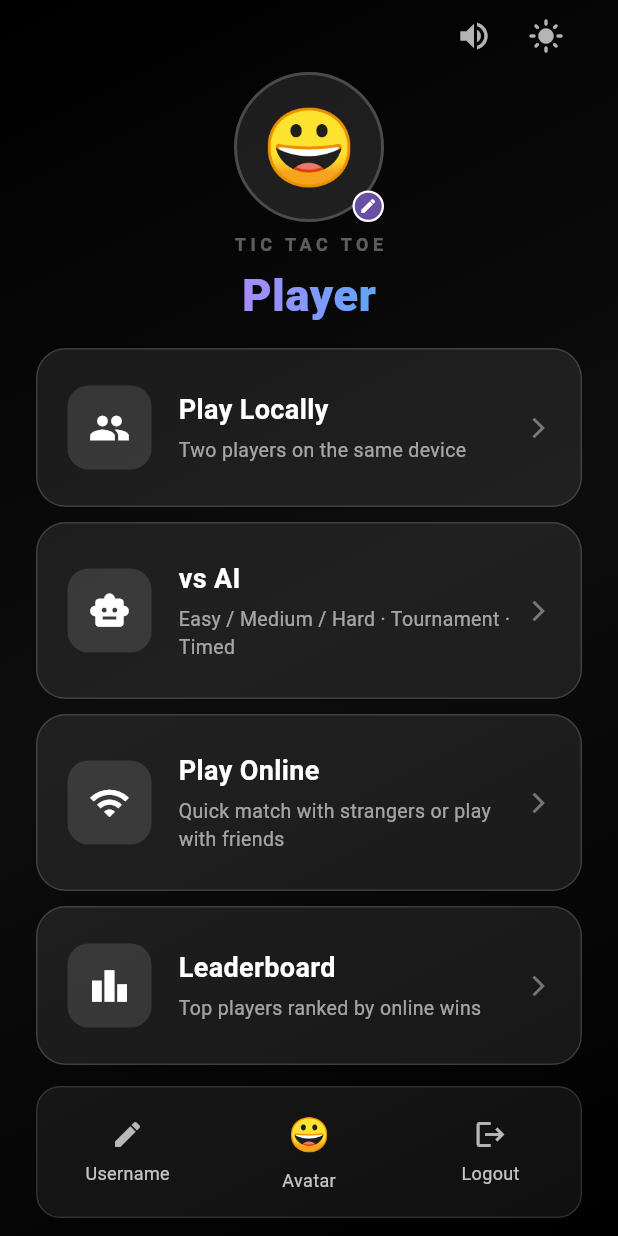
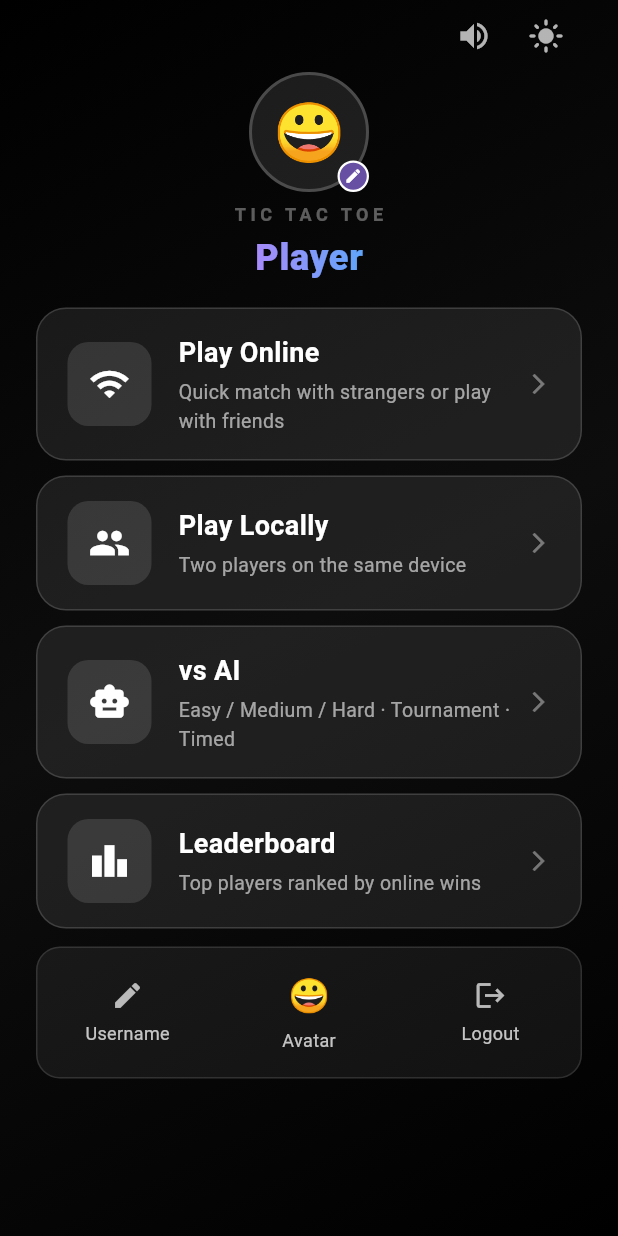
Before and after one commit to shahidkvmdam/tic-tac-toe, a Flutter app: the HomeScreen screen opened directly, on a phone screen of 412 x 824 dp. Run offline on Flutter 3.47's test engine with Material 3 defaults, Android fonts, the phone set to English and light mode, and no system bars; our stand-ins replace audioplayers, cloud_firestore, confetti, firebase_auth, firebase_core, google_sign_in and 2 more; accounts and stored records are empty.

Commit message:
Home screen layout: reorder cards, fix spacing, compact profile section

```diff
--- a/lib/screens/home_screen.dart
+++ b/lib/screens/home_screen.dart
@@ -75,7 +75,7 @@ class _HomeScreenState extends State<HomeScreen> {
                     alignment: Alignment.bottomRight,
                     children: [
                       Container(
-                        width: 100, height: 100,
+                        width: 80, height: 80,
                         decoration: BoxDecoration(
                           color: Colors.white.withValues(alpha: 0.1),
                           shape: BoxShape.circle,
@@ -84,9 +84,9 @@ class _HomeScreenState extends State<HomeScreen> {
                         child: ClipOval(
                           child: AvatarService.instance.hasCustomImage
                               ? Image.file(File(AvatarService.instance.imagePath!),
-                                  width: 100, height: 100, fit: BoxFit.cover)
+                                  width: 80, height: 80, fit: BoxFit.cover)
                               : Center(child: Text(AvatarService.instance.selected,
-                                  style: const TextStyle(fontSize: 50))),
+                                  style: const TextStyle(fontSize: 38))),
                         ),
                       ),
                       Container(
@@ -121,7 +121,7 @@ class _HomeScreenState extends State<HomeScreen> {
                   child: Text(
                     displayName,
                     style: const TextStyle(
-                      fontSize: 30,
+                      fontSize: 24,
                       fontWeight: FontWeight.w800,
                       letterSpacing: 0.5,
                       color: Colors.white,
@@ -129,9 +129,17 @@ class _HomeScreenState extends State<HomeScreen> {
                   ),
                 ),
 
-                const Spacer(),
+                const SizedBox(height: 16),
 
                 // ── Game mode cards ──────────────────────
+                _ModeCard(
+                  icon: Icons.wifi,
+                  title: 'Play Online',
+                  subtitle: 'Quick match with strangers or play with friends',
+                  onTap: () => Navigator.of(context).push(
+                      MaterialPageRoute(builder: (_) => const LobbyScreen())),
+                ),
+                const SizedBox(height: 10),
                 _ModeCard(
                   icon: Icons.people,
                   title: 'Play Locally',
@@ -149,14 +157,6 @@ class _HomeScreenState extends State<HomeScreen> {
                 ),
                 const SizedBox(height: 10),
                 _ModeCard(
-                  icon: Icons.wifi,
-                  title: 'Play Online',
-                  subtitle: 'Quick match with strangers or play with friends',
-                  onTap: () => Navigator.of(context).push(
-                      MaterialPageRoute(builder: (_) => const LobbyScreen())),
-                ),
-                const SizedBox(height: 10),
-                _ModeCard(
                   icon: Icons.leaderboard,
                   title: 'Leaderboard',
                   subtitle: 'Top players ranked by online wins',
@@ -164,7 +164,7 @@ class _HomeScreenState extends State<HomeScreen> {
                       MaterialPageRoute(builder: (_) => const LeaderboardScreen())),
                 ),
 
-                const Spacer(),
+                const SizedBox(height: 12),
 
                 // ── Bottom action row ────────────────────
                 Container(
@@ -338,7 +338,7 @@ class _ModeCard extends StatelessWidget {
       onTap: onTap,
       child: Container(
         width: double.infinity,
-        padding: const EdgeInsets.symmetric(vertical: 24, horizontal: 20),
+        padding: const EdgeInsets.symmetric(vertical: 16, horizontal: 20),
         decoration: BoxDecoration(
           color: Colors.white.withValues(alpha: 0.08),
           borderRadius: BorderRadius.circular(20),
```
